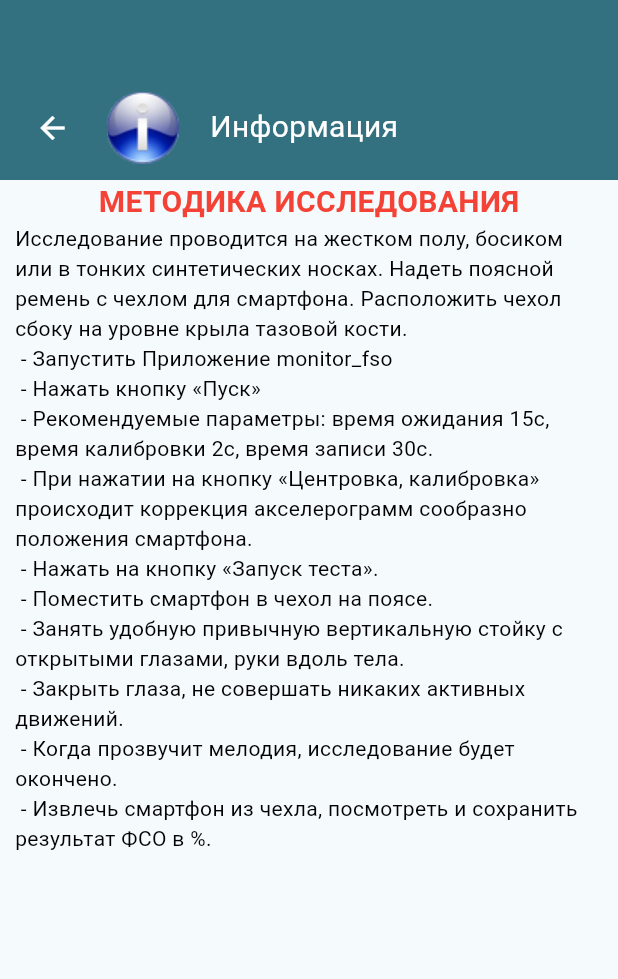
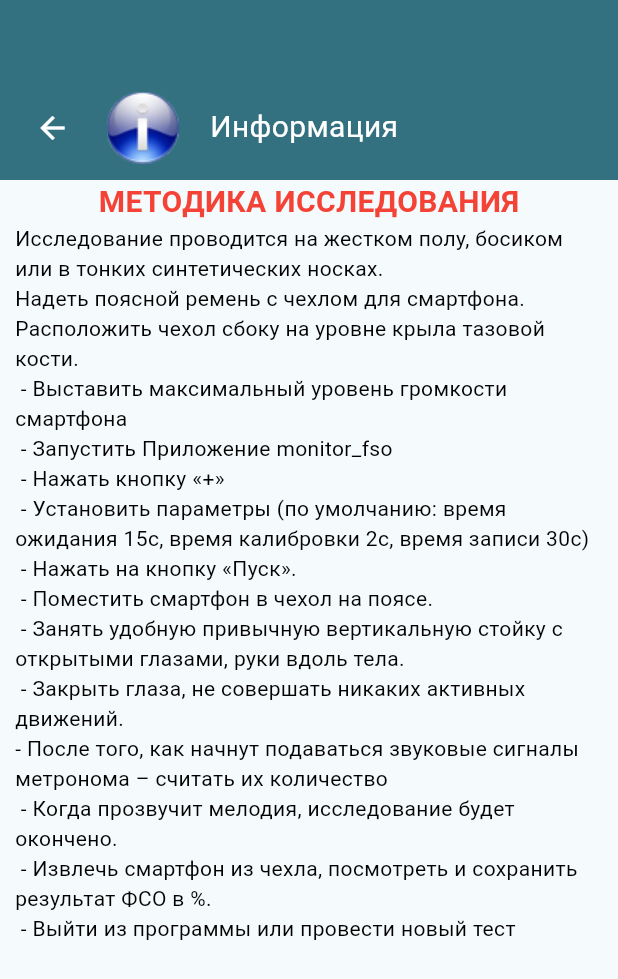
Before and after one commit to grigp/monitor_fso, a Flutter app: the InfoMethodScreen screen opened directly, on a phone screen of 412 x 824 dp. Shown: the top 979 px of the screen. Run offline on Flutter 3.47's test engine with Material 3 defaults, Android fonts, the phone set to English and light mode, and no system bars; our stand-ins replace audioplayers, device_info_plus, flutter_bloc, flutter_secure_storage, get_it, sensors_plus and 3 more; missing offline and left inert: number_text_input_formatter; accounts and stored records are empty.

Commit message:
Новая версия информации в окне проведения теста

```diff
--- a/lib/features/info_method_screen/view/info_method_screen.dart
+++ b/lib/features/info_method_screen/view/info_method_screen.dart
@@ -86,17 +86,20 @@ class _InfoMethodScreenState extends State<InfoMethodScreen> {
                         ),
                       ),
                       Text(
-                        'Исследование проводится на жестком полу, босиком или в тонких синтетических носках. Надеть поясной ремень с чехлом для смартфона. Расположить чехол сбоку на уровне крыла тазовой кости.\n'
-                            ' - Запустить Приложение monitor_fso\n'
-                            ' - Нажать кнопку «Пуск»\n'
-                            ' - Рекомендуемые параметры: время ожидания 15с, время калибровки 2с, время записи 30с.\n'
-                            ' - При нажатии на кнопку «Центровка, калибровка» происходит коррекция акселерограмм сообразно положения смартфона.\n'
-                            ' - Нажать на кнопку «Запуск теста».\n'
-                            ' - Поместить смартфон в чехол на поясе.\n'
-                            ' - Занять удобную привычную вертикальную стойку с открытыми глазами, руки вдоль тела.\n'
-                            ' - Закрыть глаза, не совершать никаких активных движений.\n'
-                            ' - Когда прозвучит мелодия, исследование будет окончено.\n'
-                            ' - Извлечь смартфон из чехла, посмотреть и сохранить результат ФСО в %.',
+                        'Исследование проводится на жестком полу, босиком или в тонких синтетических носках.\n'
+                        'Надеть поясной ремень с чехлом для смартфона. Расположить чехол сбоку на уровне крыла тазовой кости.\n'
+                        ' - Выставить максимальный уровень громкости смартфона\n'
+                        ' - Запустить Приложение monitor_fso\n'
+                        ' - Нажать кнопку «+»\n'
+                        ' - Установить параметры (по умолчанию: время ожидания 15с, время калибровки 2с, время записи 30с)\n'
+                        ' - Нажать на кнопку «Пуск».\n'
+                        ' - Поместить смартфон в чехол на поясе.\n'
+                        ' - Занять удобную привычную вертикальную стойку с открытыми глазами, руки вдоль тела.\n'
+                        ' - Закрыть глаза, не совершать никаких активных движений.\n'
+                        '- После того, как начнут подаваться звуковые сигналы метронома – считать их количество\n'
+                        ' - Когда прозвучит мелодия, исследование будет окончено.\n'
+                        ' - Извлечь смартфон из чехла, посмотреть и сохранить результат ФСО в %.\n'
+                        ' - Выйти из программы или провести новый тест',
                         style: TextStyle(
                           color: Colors.black,
                           fontSize: 14,
```
